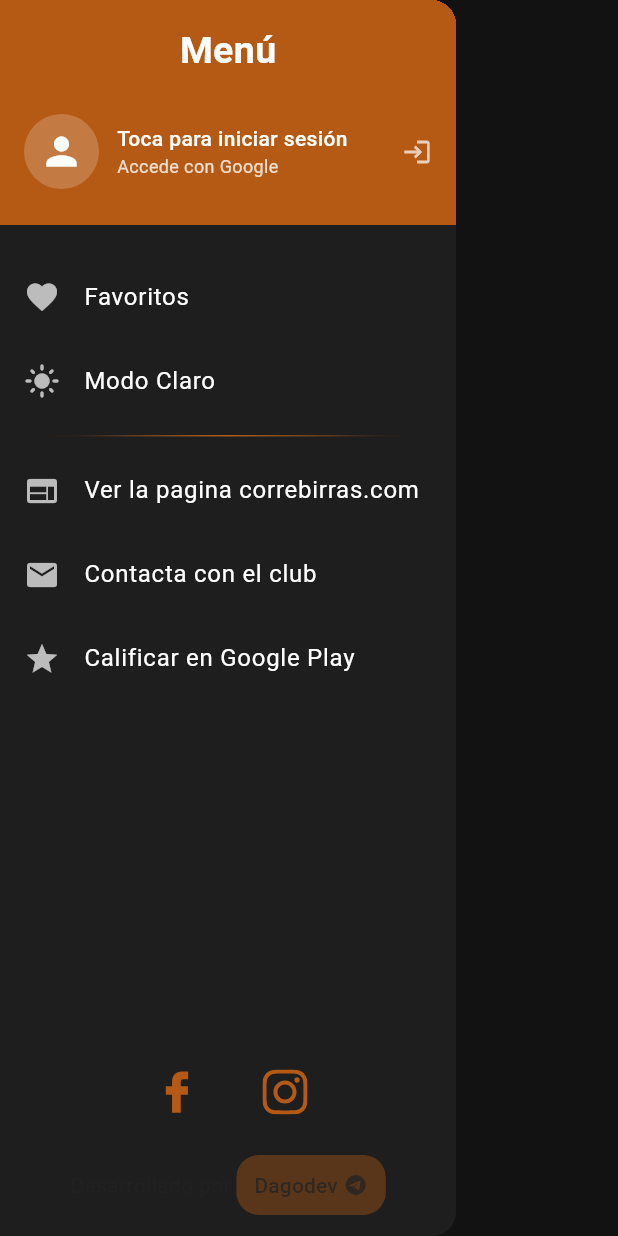
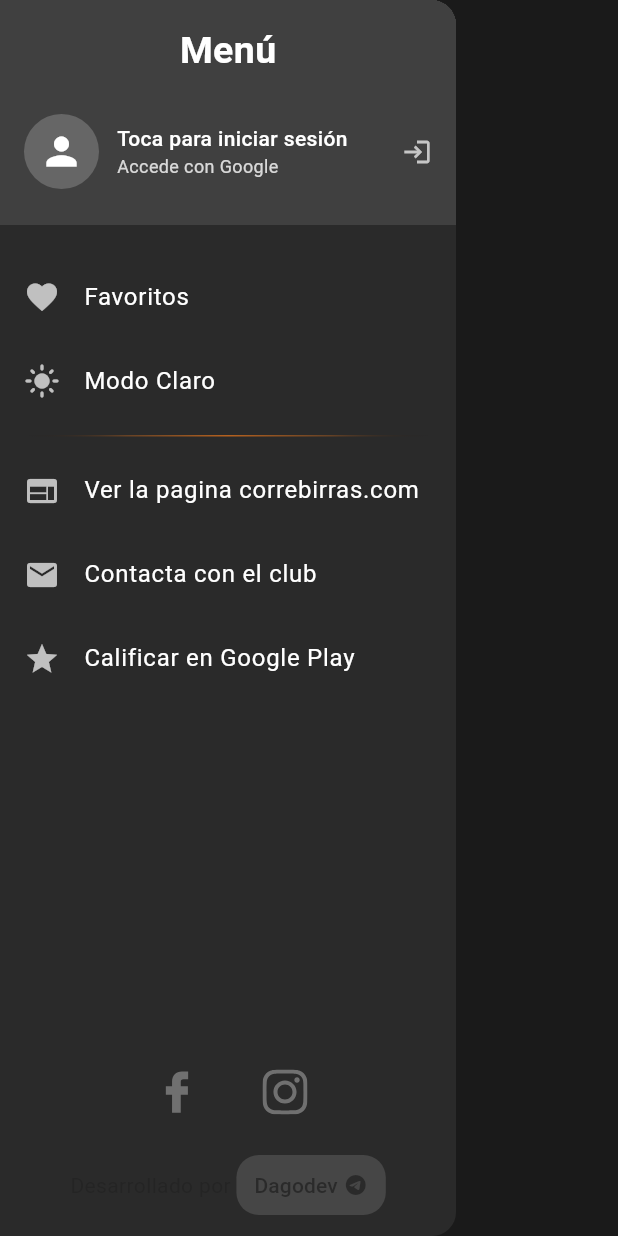
Before and after one commit to DavidGom1/Correbirras.com_app, a Flutter app: the AppDrawer widget shown alone on an empty page, opened directly with empty values, after a tap on "Modo Oscuro", on a phone screen of 412 x 824 dp. Run offline on Flutter 3.47's test engine with Material 3 defaults, Android fonts, the phone set to English and light mode, and no system bars; our stand-ins replace cloud_firestore, firebase_auth, firebase_core, flutter_svg, google_sign_in, share_plus and 3 more; accounts and stored records are empty; network calls fail.

Commit message:
intento de cambio en cambios de color para el tema

```diff
--- a/lib/core/theme/app_theme.dart
+++ b/lib/core/theme/app_theme.dart
@@ -1,22 +1,81 @@
 import 'package:flutter/material.dart';
 
-// Colores principales de la marca
+// ==================== COLORES PRINCIPALES DE LA MARCA ====================
 final Color correbirrasOrange = Color.fromRGBO(239, 120, 26, 1);
 final Color correbirrasOrangeDark = Color.fromRGBO(200, 100, 20, 1);
 final Color correbirrasOrangeSoft = Color.fromRGBO(180, 90, 20, 1); // Color más suave para tema oscuro
 
-// Colores para tema claro
+// ==================== COLORES PARA TEMA CLARO ====================
 final Color lightBackground = Color(0xFFf9f9f9);
 final Color lightSurface = Colors.white;
 final Color lightCardBackground = Colors.white;
 
-// Colores para tema oscuro
-final Color darkBackground = Color(0xFF121212);
-final Color darkSurface = Color(0xFF1E1E1E);
-final Color darkCardBackground = Color(0xFF2D2D2D);
+// ==================== COLORES PARA TEMA OSCURO ====================
+final Color darkBackground = Color(0xFF1A1A1A); // Gris menos oscuro para fondo
+final Color darkSurface = Color(0xFF2A2A2A); // Gris para drawer y app
+final Color darkCardBackground = Color(0xFF4A4A4A); // Gris más claro para racecards (mejor contraste)
+final Color darkPrimary = Color(0xFF2A2A2A); // Gris para AppBar y elementos principales
+
+// ==================== COLORES ESPECÍFICOS PARA COMPONENTES ====================
+
+// 🏃‍♂️ RACE CARDS
+class RaceCardColors {
+  // Tema claro
+  static const Color lightBackground = Colors.white;
+  static const Color lightBorder = Color(0xFFE0E0E0);
+  static const Color lightText = Colors.black87;
+  static const Color lightSubtext = Colors.black54;
+
+  // Tema oscuro
+  static const Color darkBackground = Color(0xFF4A4A4A); // Más claro para mejor contraste
+  static const Color darkBorder = Color(0xFF5A5A5A);
+  static const Color darkText = Colors.white;
+  static const Color darkSubtext = Color(0xFFB0B0B0);
+}
+
+// ❤️ FAVORITOS (CORAZONES)
+class FavoriteColors {
+  // Estados del corazón
+  static const Color liked = Color(0xFFE91E63); // Rosa/rojo para favorito activo
+  static const Color unliked = Color(0xFF9E9E9E); // Gris para favorito inactivo
+
+  // Tema claro
+  static const Color lightIcon = Color(0xFF9E9E9E);
+  static const Color lightIconActive = Color(0xFFE91E63);
+
+  // Tema oscuro
+  static const Color darkIcon = Color(0xFF707070);
+  static const Color darkIconActive = Color(0xFFE91E63);
+}
+
+// 🎛️ CONTROLES Y BOTONES
+class ControlColors {
+  // Tema claro
+  static final Color lightPrimary = correbirrasOrange;
+  static const Color lightSecondary = Color(0xFF6C757D);
+  static const Color lightButton = Color(0xFFf8f9fa);
+  static const Color lightButtonText = Colors.black87;
+
+  // Tema oscuro
+  static const Color darkPrimary = Color(0xFF2A2A2A); // Gris en lugar de naranja
+  static const Color darkSecondary = Color(0xFF505050);
+  static const Color darkButton = Color(0xFF3A3A3A);
+  static const Color darkButtonText = Colors.white;
+}
+
+// 🔍 FILTROS Y SLIDERS
+class FilterColors {
+  // Tema claro
+  static final Color lightSliderActive = correbirrasOrange;
+  static const Color lightSliderInactive = Color(0xFFE0E0E0);
+
+  // Tema oscuro
+  static const Color darkSliderActive = Color(0xFF505050); // Gris en lugar de naranja
+  static const Color darkSliderInactive = Color(0xFF404040);
+}
 
 class AppTheme {
-  // Tema claro
+  // ==================== TEMA CLARO ====================
   static ThemeData get lightTheme => ThemeData(
     brightness: Brightness.light,
     colorScheme: ColorScheme.fromSeed(
@@ -27,7 +86,7 @@ class AppTheme {
       surface: lightSurface,
     ),
     scaffoldBackgroundColor: lightBackground,
-    cardColor: lightCardBackground,
+    cardColor: RaceCardColors.lightBackground, // Usando color específico para cards
     appBarTheme: AppBarTheme(
       backgroundColor: correbirrasOrange,
       foregroundColor: Colors.white,
@@ -42,33 +101,39 @@ class AppTheme {
       iconColor: Colors.black54,
     ),
     textTheme: TextTheme(
-      bodyLarge: TextStyle(color: Colors.black87),
-      bodyMedium: TextStyle(color: Colors.black87),
-      titleLarge: TextStyle(color: Colors.black87),
-      titleMedium: TextStyle(color: Colors.black87),
+      bodyLarge: TextStyle(color: RaceCardColors.lightText),
+      bodyMedium: TextStyle(color: RaceCardColors.lightText),
+      titleLarge: TextStyle(color: RaceCardColors.lightText),
+      titleMedium: TextStyle(color: RaceCardColors.lightText),
       labelLarge: TextStyle(color: Colors.white),
     ),
     iconTheme: IconThemeData(
       color: Colors.black54,
     ),
+    // Configuración de sliders para tema claro
+    sliderTheme: SliderThemeData(
+      activeTrackColor: FilterColors.lightSliderActive,
+      inactiveTrackColor: FilterColors.lightSliderInactive,
+      thumbColor: FilterColors.lightSliderActive,
+    ),
     useMaterial3: true,
   );
 
-  // Tema oscuro
+  // ==================== TEMA OSCURO ====================
   static ThemeData get darkTheme => ThemeData(
     brightness: Brightness.dark,
     colorScheme: ColorScheme.fromSeed(
-      seedColor: correbirrasOrangeSoft,
+      seedColor: darkPrimary,
       brightness: Brightness.dark,
     ).copyWith(
-      primary: correbirrasOrangeSoft,
+      primary: darkPrimary,
       surface: darkSurface,
       onSurface: Colors.white,
     ),
     scaffoldBackgroundColor: darkBackground,
-    cardColor: darkCardBackground,
+    cardColor: RaceCardColors.darkBackground, // Usando color específico para cards
     appBarTheme: AppBarTheme(
-      backgroundColor: correbirrasOrangeSoft,
+      backgroundColor: darkPrimary,
       foregroundColor: Colors.white,
       elevation: 0,
       shadowColor: Color.fromARGB(186, 0, 0, 0),
@@ -77,21 +142,62 @@ class AppTheme {
       backgroundColor: darkSurface,
     ),
     listTileTheme: ListTileThemeData(
-      textColor: Colors.white,
+      textColor: RaceCardColors.darkText,
       iconColor: Colors.white70,
     ),
     textTheme: TextTheme(
-      bodyLarge: TextStyle(color: Colors.white),
-      bodyMedium: TextStyle(color: Colors.white),
-      titleLarge: TextStyle(color: Colors.white),
-      titleMedium: TextStyle(color: Colors.white),
+      bodyLarge: TextStyle(color: RaceCardColors.darkText),
+      bodyMedium: TextStyle(color: RaceCardColors.darkText),
+      titleLarge: TextStyle(color: RaceCardColors.darkText),
+      titleMedium: TextStyle(color: RaceCardColors.darkText),
       labelLarge: TextStyle(color: Colors.white),
     ),
     iconTheme: IconThemeData(
       color: Colors.white70,
     ),
+    // Configuración de sliders para tema oscuro
+    sliderTheme: SliderThemeData(
+      activeTrackColor: FilterColors.darkSliderActive,
+      inactiveTrackColor: FilterColors.darkSliderInactive,
+      thumbColor: FilterColors.darkSliderActive,
+    ),
     useMaterial3: true,
   );
+
+  // ==================== MÉTODOS DE UTILIDAD ====================
+
+  // Obtener color de race card según el tema
+  static Color getRaceCardBackground(BuildContext context) {
+    return Theme.of(context).brightness == Brightness.dark
+        ? const Color.fromARGB(255, 182, 0, 0)
+        : RaceCardColors.lightBackground;
+  }
+
+  // Obtener color de texto de race card según el tema
+  static Color getRaceCardText(BuildContext context) {
+    return Theme.of(context).brightness == Brightness.dark
+        ? RaceCardColors.darkText
+        : const Color.fromARGB(221, 0, 0, 0);
+  }
+
+  // Obtener color de favorito según el tema y estado
+  static Color getFavoriteColor(BuildContext context, bool isActive) {
+    if (isActive) {
+      return Theme.of(context).brightness == Brightness.dark
+        ? const Color.fromARGB(255, 74, 74, 74)
+        : FavoriteColors.lightIcon;
+    }
+    return Theme.of(context).brightness == Brightness.dark
+        ? FavoriteColors.darkIcon
+        : FavoriteColors.lightIcon;
+  }
+
+  // Obtener color de control según el tema
+  static Color getControlColor(BuildContext context) {
+    return Theme.of(context).brightness == Brightness.dark
+        ? ControlColors.darkPrimary
+        : ControlColors.lightPrimary;
+  }
 
   // Método de conveniencia para el tema actual (será usado por el provider)
   static ThemeData theme = lightTheme;
--- a/lib/core/theme/theme_provider.dart
+++ b/lib/core/theme/theme_provider.dart
@@ -11,7 +11,8 @@ class ThemeProvider extends ChangeNotifier {
   bool get isDarkMode {
     if (_themeMode == ThemeMode.system) {
       // En caso de que sea system, verificamos el brillo del sistema
-      return WidgetsBinding.instance.platformDispatcher.platformBrightness == Brightness.dark;
+      return WidgetsBinding.instance.platformDispatcher.platformBrightness ==
+          Brightness.dark;
     }
     return _themeMode == ThemeMode.dark;
   }
--- a/lib/main.dart
+++ b/lib/main.dart
@@ -78,7 +78,8 @@ class _MyHomePageState extends State<MyHomePage> {
   bool isLoading = true;
   List<Race> _allRaces = [];
   List<Race> _filteredRaces = [];
-  List<String>? _pendingFavoriteNames; // Para guardar favoritos cuando las carreras no están cargadas
+  List<String>?
+  _pendingFavoriteNames; // Para guardar favoritos cuando las carreras no están cargadas
   String? _selectedMonth;
   String? _selectedZone;
   String? _selectedType;
@@ -103,18 +104,20 @@ class _MyHomePageState extends State<MyHomePage> {
 
     SystemChrome.setSystemUIOverlayStyle(
       SystemUiOverlayStyle(
-        statusBarColor: const Color.fromRGBO(239, 120, 26, 1),
+        statusBarColor: isDark
+            ? ControlColors.darkPrimary
+            : ControlColors.lightPrimary,
         statusBarIconBrightness: Brightness.light,
         statusBarBrightness: Brightness.dark,
         systemNavigationBarColor: isDark
-            ? const Color(0xFF1E1E1E)
-            : const Color.fromRGBO(239, 120, 26, 1),
+            ? ControlColors.darkPrimary
+            : ControlColors.lightPrimary,
         systemNavigationBarIconBrightness: isDark
             ? Brightness.light
             : Brightness.light,
         systemNavigationBarDividerColor: isDark
-            ? const Color(0xFF1E1E1E)
-            : const Color.fromRGBO(239, 120, 26, 1),
+            ? ControlColors.darkPrimary
+            : ControlColors.lightPrimary,
         systemNavigationBarContrastEnforced: false,
       ),
     );
@@ -397,20 +400,26 @@ class _MyHomePageState extends State<MyHomePage> {
     }
   }
 
-  void _applyFilters({bool basicFilterChanged = false, bool manualDistanceChange = false}) {
+  void _applyFilters({
+    bool basicFilterChanged = false,
+    bool manualDistanceChange = false,
+  }) {
     // Primero filtrar por criterios básicos (mes, zona, tipo, terreno)
     List<Race> basicFilteredRaces = _allRaces.where((race) {
       final matchMonth = _selectedMonth == null || race.month == _selectedMonth;
       final matchZone = _selectedZone == null || race.zone == _selectedZone;
       final matchType = _selectedType == null || race.type == _selectedType;
-      final matchTerrain = _selectedTerrain == null || race.terrain == _selectedTerrain;
+      final matchTerrain =
+          _selectedTerrain == null || race.terrain == _selectedTerrain;
       return matchMonth && matchZone && matchType && matchTerrain;
     }).toList();
 
     // Calcular el nuevo rango de distancias basado en las carreras filtradas por criterios básicos
     double newMin = 0;
     double newMax = 0;
-    final filteredDistances = basicFilteredRaces.expand((race) => race.distances).toList();
+    final filteredDistances = basicFilteredRaces
+        .expand((race) => race.distances)
+        .toList();
     if (filteredDistances.isNotEmpty) {
       newMin = filteredDistances.reduce((a, b) => a < b ? a : b).toDouble();
       newMax = filteredDistances.reduce((a, b) => a > b ? a : b).toDouble();
@@ -478,12 +487,15 @@ class _MyHomePageState extends State<MyHomePage> {
 
     // Aplicar el filtro de distancia sobre las carreras ya filtradas por criterios básicos
     List<Race> finalFilteredRaces = List.from(basicFilteredRaces);
-    if (newMax > 0 && (newDistanceRange.start > newMin || newDistanceRange.end < newMax)) {
+    if (newMax > 0 &&
+        (newDistanceRange.start > newMin || newDistanceRange.end < newMax)) {
       finalFilteredRaces = finalFilteredRaces.where((race) {
         if (race.distances.isEmpty) {
           return false;
         }
-        return race.distances.any((d) => d >= newDistanceRange.start && d <= newDistanceRange.end);
+        return race.distances.any(
+          (d) => d >= newDistanceRange.start && d <= newDistanceRange.end,
+        );
       }).toList();
     }
 
@@ -555,7 +567,7 @@ class _MyHomePageState extends State<MyHomePage> {
     );
 
     return Container(
-      color: Color.fromRGBO(239, 120, 26, 1),
+      color: AppTheme.getControlColor(context),
       child: SafeArea(
         child: PopScope<Object?>(
           canPop: !_isWebViewVisible,
@@ -576,7 +588,7 @@ class _MyHomePageState extends State<MyHomePage> {
               appBar: AppBar(
                 elevation: 0,
                 shadowColor: const Color.fromARGB(186, 0, 0, 0),
-                backgroundColor: Color.fromRGBO(239, 120, 26, 1),
+                backgroundColor: AppTheme.getControlColor(context),
                 foregroundColor: Colors.white,
                 leading: Builder(
                   builder: (BuildContext innerContext) {
@@ -643,7 +655,7 @@ class _MyHomePageState extends State<MyHomePage> {
                             Container(
                               padding: EdgeInsets.symmetric(vertical: 20),
                               decoration: BoxDecoration(
-                                color: Color.fromRGBO(239, 120, 26, 1),
+                                color: AppTheme.getControlColor(context),
                               ),
                               child: Center(
                                 child: Text('Filtros', style: drawersTextStyle),
@@ -756,12 +768,13 @@ class _MyHomePageState extends State<MyHomePage> {
                                       '${_selectedDistanceRange.start.round().toString()}${'K'}',
                                       '${_selectedDistanceRange.end.round().toString()}${'K'}',
                                     ),
-                                    activeColor: Color.fromRGBO(
-                                      239,
-                                      120,
-                                      26,
-                                      1,
-                                    ),
+                                    activeColor:
+                                        Theme.of(context).brightness ==
+                                            Brightness.dark
+                                        ? Color(
+                                            0xFF606060,
+                                          ) // Gris medio para tema oscuro
+                                        : Color.fromRGBO(239, 120, 26, 1),
                                     inactiveColor: Colors.grey,
                                     onChanged: (values) => setState(
                                       () => _selectedDistanceRange = values,
@@ -803,11 +816,8 @@ class _MyHomePageState extends State<MyHomePage> {
                                                     .primary
                                                     .withValues(alpha: 0.9);
                                               }
-                                              return Color.fromRGBO(
-                                                239,
-                                                120,
-                                                26,
-                                                1,
+                                              return AppTheme.getControlColor(
+                                                context,
                                               );
                                             }),
                                         foregroundColor:
--- a/lib/screens/favorites_screen.dart
+++ b/lib/screens/favorites_screen.dart
@@ -1,6 +1,7 @@
 import 'package:flutter/material.dart';
 import 'package:flutter_staggered_grid_view/flutter_staggered_grid_view.dart';
 import 'package:correbirras/models/race.dart';
+import '../core/theme/app_theme.dart';
 
 // Define los tipos de funciones que pasaremos
 typedef ToggleFavoriteCallback = Future<void> Function(Race race);
@@ -213,7 +214,10 @@ class FavoritesScreenState extends State<FavoritesScreen> {
                       IconButton(
                         icon: Icon(
                           Icons.favorite,
-                          color: Color.fromRGBO(239, 120, 26, 1),
+                          color: AppTheme.getFavoriteColor(
+                            context,
+                            true,
+                          ), // Usar color dinámico
                           size: 30,
                         ),
                         onPressed: () {
@@ -246,13 +250,15 @@ class FavoritesScreenState extends State<FavoritesScreen> {
     );
 
     return Container(
-      color: Color.fromRGBO(239, 120, 26, 1),
+      color: AppTheme.getControlColor(context), // Usar color dinámico
       child: SafeArea(
         child: Scaffold(
           appBar: AppBar(
             elevation: 0,
             shadowColor: const Color.fromARGB(186, 0, 0, 0),
-            backgroundColor: Color.fromRGBO(239, 120, 26, 1),
+            backgroundColor: AppTheme.getControlColor(
+              context,
+            ), // Usar color dinámico
             foregroundColor: Colors.white,
             title: Text(
               'Favoritos',
@@ -282,7 +288,9 @@ class FavoritesScreenState extends State<FavoritesScreen> {
                           Navigator.pop(context);
                         },
                         style: ElevatedButton.styleFrom(
-                          backgroundColor: Color.fromRGBO(239, 120, 26, 1),
+                          backgroundColor: AppTheme.getControlColor(
+                            context,
+                          ), // Usar color dinámico
                           foregroundColor: Colors.white,
                         ),
                         child: Text('Explorar carreras'),
--- a/lib/widgets/app_drawer.dart
+++ b/lib/widgets/app_drawer.dart
@@ -47,8 +47,13 @@ class AppDrawer extends StatelessWidget {
               padding: EdgeInsets.all(16),
               decoration: BoxDecoration(
                 color: Theme.of(context).brightness == Brightness.dark
-                    ? Color.fromRGBO(180, 90, 20, 1) // Color más suave para tema oscuro
-                    : Color.fromRGBO(239, 120, 26, 1), // Color original para tema claro
+                    ? Color(0xFF404040) // Gris muy oscuro para tema oscuro
+                    : Color.fromRGBO(
+                        239,
+                        120,
+                        26,
+                        1,
+                      ), // Color original para tema claro
               ),
               child: Column(
                 children: [
@@ -186,7 +191,10 @@ class AppDrawer extends StatelessWidget {
 
                 // Línea divisoria moderna
                 Container(
-                  margin: const EdgeInsets.symmetric(horizontal: 16, vertical: 8),
+                  margin: const EdgeInsets.symmetric(
+                    horizontal: 16,
+                    vertical: 8,
+                  ),
                   child: Row(
                     children: [
                       Expanded(
@@ -250,7 +258,9 @@ class AppDrawer extends StatelessWidget {
                     height: 40,
                     colorFilter: ColorFilter.mode(
                       Theme.of(context).brightness == Brightness.dark
-                          ? Color.fromRGBO(180, 90, 20, 1)
+                          ? Color(
+                              0xFF707070,
+                            ) // Gris medio para íconos en tema oscuro
                           : Color.fromRGBO(239, 120, 26, 1),
                       BlendMode.srcIn,
                     ),
@@ -269,7 +279,9 @@ class AppDrawer extends StatelessWidget {
                     height: 30,
                     colorFilter: ColorFilter.mode(
                       Theme.of(context).brightness == Brightness.dark
-                          ? Color.fromRGBO(180, 90, 20, 1)
+                          ? Color(
+                              0xFF707070,
+                            ) // Gris medio para íconos en tema oscuro
                           : Color.fromRGBO(239, 120, 26, 1),
                       BlendMode.srcIn,
                     ),
@@ -296,8 +308,14 @@ class AppDrawer extends StatelessWidget {
                   onPressed: () =>
                       utilService.launchURL('https://t.me/dagodev'),
                   style: TextButton.styleFrom(
-                    backgroundColor: Theme.of(context).brightness == Brightness.dark
-                        ? Color.fromARGB(101, 180, 90, 20)
+                    backgroundColor:
+                        Theme.of(context).brightness == Brightness.dark
+                        ? Color.fromARGB(
+                            101,
+                            112,
+                            112,
+                            112,
+                          ) // Gris para tema oscuro
                         : Color.fromARGB(101, 239, 118, 26),
                     shape: RoundedRectangleBorder(
                       borderRadius: BorderRadius.circular(15.0),
@@ -348,7 +366,7 @@ class AppDrawer extends StatelessWidget {
               Icon(
                 Icons.logout,
                 color: Theme.of(context).brightness == Brightness.dark
-                    ? Color.fromRGBO(180, 90, 20, 1)
+                    ? Color(0xFF707070) // Gris para tema oscuro
                     : Color.fromRGBO(239, 120, 26, 1),
                 size: 24,
               ),
@@ -357,7 +375,7 @@ class AppDrawer extends StatelessWidget {
                 'Cerrar Sesión',
                 style: TextStyle(
                   color: Theme.of(context).brightness == Brightness.dark
-                      ? Color.fromRGBO(180, 90, 20, 1)
+                      ? Color(0xFF707070) // Gris para tema oscuro
                       : Color.fromRGBO(239, 120, 26, 1),
                   fontWeight: FontWeight.bold,
                 ),
@@ -372,10 +390,7 @@ class AppDrawer extends StatelessWidget {
             TextButton(
               child: Text(
                 'Cancelar',
-                style: TextStyle(
-                  color: Colors.grey[600],
-                  fontSize: 16,
-                ),
+                style: TextStyle(color: Colors.grey[600], fontSize: 16),
               ),
               onPressed: () {
                 Navigator.of(context).pop();
@@ -393,10 +408,7 @@ class AppDrawer extends StatelessWidget {
               ),
               child: Text(
                 'Cerrar Sesión',
-                style: TextStyle(
-                  fontSize: 16,
-                  fontWeight: FontWeight.w500,
-                ),
+                style: TextStyle(fontSize: 16, fontWeight: FontWeight.w500),
               ),
               onPressed: () {
                 Navigator.of(context).pop(); // Cerrar diálogo
--- a/lib/widgets/race_card.dart
+++ b/lib/widgets/race_card.dart
@@ -1,5 +1,6 @@
 import 'package:flutter/material.dart';
 import '../models/race.dart';
+import '../core/theme/app_theme.dart';
 
 class RaceCard extends StatelessWidget {
   final Race race;
@@ -132,9 +133,7 @@ class RaceCard extends StatelessWidget {
                           race.isFavorite
                               ? Icons.favorite
                               : Icons.favorite_border,
-                          color: race.isFavorite
-                              ? const Color.fromRGBO(239, 120, 26, 1)
-                              : Colors.grey,
+                          color: AppTheme.getFavoriteColor(context, race.isFavorite),
                           size: 30,
                         ),
                         onPressed: onFavoriteToggle,
```
Also changed, not shown: lib/utils/notification_utils.dart (+11 -19 lines), main_search_drawer_reference.dart (+63 -90 lines).
